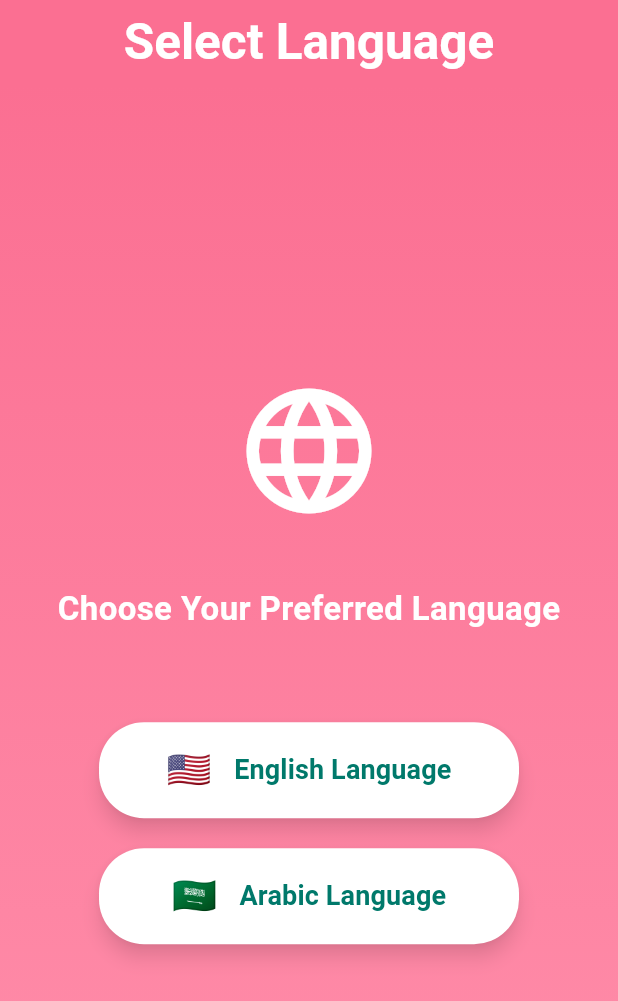
After one commit to mahmoudashraf01/trendy_shop, a Flutter app: the screen it shows after launch, on a phone screen of 412 x 824 dp. The commit adds this screen. Shown: the top 1001 px of the screen. Run offline on Flutter 3.47's test engine with Material 3 defaults, Android fonts, the phone set to English and light mode, and no system bars; our stand-ins replace get, shared_preferences.

Commit message:
formate languge screen

```diff
--- /dev/null
+++ b/lib/view/widgets/language/build_language_button.dart
@@ -0,0 +1,34 @@
+ import 'package:flutter/material.dart';
+
+Widget buildLanguageButton({
+    required BuildContext context,
+    required String language,
+    required String flag,
+    required VoidCallback onPressed,
+  }) {
+    return ElevatedButton(
+      onPressed: onPressed,
+      style: ElevatedButton.styleFrom(
+        backgroundColor: Colors.white,
+        foregroundColor: Colors.teal.shade700,
+        padding: const EdgeInsets.symmetric(horizontal: 40, vertical: 15),
+        shape: RoundedRectangleBorder(borderRadius: BorderRadius.circular(30)),
+        elevation: 5,
+        shadowColor: Colors.black54,
+      ),
+      child: SizedBox(
+        width: 200,
+        child: Row(
+          mainAxisAlignment: MainAxisAlignment.center,
+          children: [
+            Text(flag, style: const TextStyle(fontSize: 24)),
+            const SizedBox(width: 15),
+            Text(
+              language,
+              style: const TextStyle(fontSize: 18, fontWeight: FontWeight.bold),
+            ),
+          ],
+        ),
+      ),
+    );
+  }
--- /dev/null
+++ b/lib/view/widgets/language/languge_screen_body.dart
@@ -0,0 +1,87 @@
+import 'package:flutter/material.dart';
+import 'package:get/get.dart';
+import 'package:trendy_shop/core/constants/app_routers.dart';
+import 'package:trendy_shop/core/localization/change_local.dart';
+import 'package:trendy_shop/utils/styles/colors.dart';
+import 'package:trendy_shop/utils/styles/text.dart';
+import 'package:trendy_shop/view/widgets/language/build_language_button.dart';
+
+class LanguageScreenBody extends StatelessWidget {
+  const LanguageScreenBody({
+    super.key,
+    required this.controller,
+  });
+
+  final LocalController controller;
+
+  @override
+  Widget build(BuildContext context) {
+    return Container(
+      decoration: BoxDecoration(
+        gradient: LinearGradient(
+          begin: Alignment.topCenter,
+          end: Alignment.bottomCenter,
+          colors: [
+            AppColors.appBordersColor,
+            AppColors.appBorderslighterColor,
+          ],
+        ),
+      ),
+      child: Center(
+        child: Column(
+          mainAxisAlignment: MainAxisAlignment.center,
+          children: [
+            const Icon(Icons.language, size: 100, color: Colors.white),
+            const SizedBox(height: 40),
+            Text(
+              '3'.tr,
+              style: TextStyle(
+                fontSize: 22,
+                fontWeight: FontWeight.bold,
+                color: Colors.white,
+              ),
+            ),
+            const SizedBox(height: 60),
+            buildLanguageButton(
+              context: context,
+              language: '5'.tr,
+              flag: '🇺🇸',
+              onPressed: () {
+                controller.changeLang('en');
+                ScaffoldMessenger.of(context).showSnackBar(
+                  SnackBar(
+                    content: Text(
+                      'English selected',
+                      style: title1Bold.copyWith(color: AppColors.black),
+                    ),
+                    backgroundColor: AppColors.appBordersmorelighterColor,
+                  ),
+                );
+                Get.toNamed(AppRouters.onBoarding);
+              },
+            ),
+            const SizedBox(height: 20),
+            buildLanguageButton(
+              context: context,
+              language: '4'.tr,
+              flag: '🇸🇦',
+              onPressed: () {
+                controller.changeLang('ar');
+                ScaffoldMessenger.of(context).showSnackBar(
+                  SnackBar(
+                    content: Text(
+                      '6'.tr,
+                      style: title1Bold.copyWith(color: AppColors.black),
+                    ),
+                    backgroundColor: AppColors.appBordersmorelighterColor,
+                  ),
+                );
+                Get.toNamed(AppRouters.onBoarding);
+              },
+            ),
+          ],
+        ),
+      ),
+    );
+  }
+}
```
Also changed, not shown: lib/view/screens/language.dart (+2 -102 lines).
